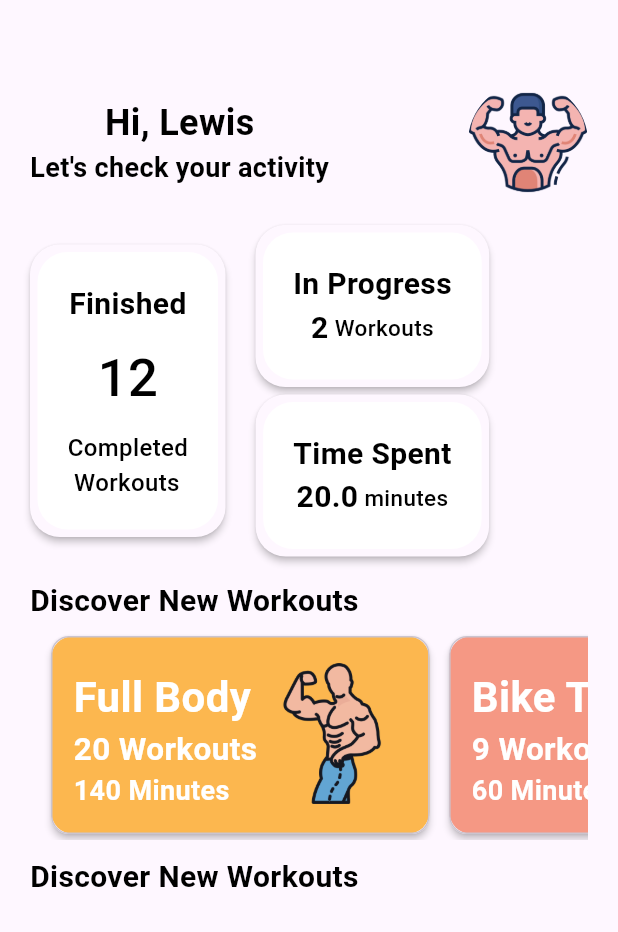
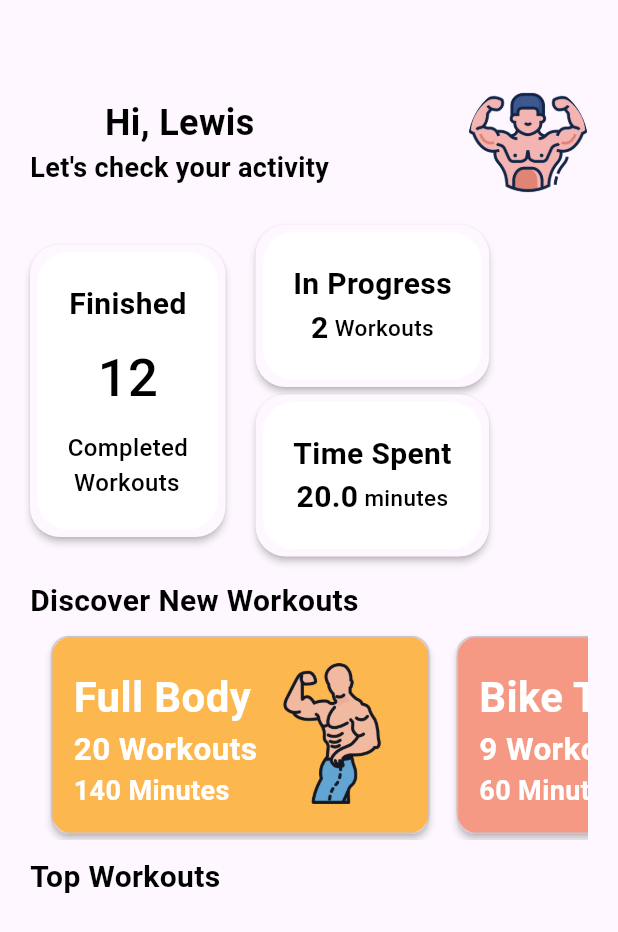
Before and after one commit to Leehon008/gym, a Flutter app: the screen it shows after launch, on a phone screen of 412 x 824 dp. Shown: the top 932 px of the screen. Run offline on Flutter 3.47's test engine with Material 3 defaults, Android fonts, the phone set to English and light mode, and no system bars.

Commit message:
feat: update the card to use dynamic text

```diff
--- a/lib/pages/home.dart
+++ b/lib/pages/home.dart
@@ -5,7 +5,38 @@ import 'package:hymns/services/stats_widget_card.dart';
 import 'package:hymns/services/support_widget.dart';
 
 class Home extends StatefulWidget {
-  const Home({super.key});
+  var workoutList = [
+    {
+      "headlineText": "Full Body",
+      "workouts": 20,
+      "minutes": 140,
+      "bgColor": Color(0xfffcb74f),
+      "imagePath": 'man.png',
+    },
+    {
+      "headlineText": "Bike Training",
+      "workouts": 9,
+      "minutes": 60,
+      "bgColor": Color(0xfff59884),
+      "imagePath": 'bike.png',
+    },
+    {
+      "headlineText": "Meditation",
+      "workouts": 8,
+      "minutes": 45,
+      "bgColor": Color(0xff9ad3bc),
+      "imagePath": 'meditate.png',
+    },
+    {
+      "headlineText": "Treadmill",
+      "workouts": 0000783,
+      "minutes": 23,
+      "bgColor": Color(0xff9bb7d4),
+      "imagePath": 'treadmill.png',
+    },
+  ];
+
+  Home({super.key});
 
   @override
   State<Home> createState() => _HomeState();
@@ -123,43 +154,22 @@ class _HomeState extends State<Home> {
                 scrollDirection: Axis.horizontal,
                 padding: EdgeInsets.symmetric(horizontal: 5.0),
                 children: [
-                  SizedBox(width: 5.0),
-                  SmallCardWidget(
-                    headlineText: "Full Body",
-                    workouts: 20,
-                    minutes: 140,
-                    bgColor: Color(0xfffcb74f),
-                    imagePath: 'man.png',
-                  ),
-                  SizedBox(width: 5.0),
-                  SmallCardWidget(
-                    headlineText: "Bike Training",
-                    workouts: 9,
-                    minutes: 60,
-                    bgColor: Color(0xfff59884),
-                    imagePath: 'bike.png',
-                  ),
-                  SizedBox(width: 5.0),
-                  SmallCardWidget(
-                    headlineText: "Meditation",
-                    workouts: 8,
-                    minutes: 45,
-                    bgColor: Color(0xff9ad3bc),
-                    imagePath: 'meditate.png',
-                  ),
-                  SizedBox(width: 5.0),
-                  SmallCardWidget(
-                    headlineText: "Treadmill",
-                    workouts: 3,
-                    minutes: 23,
-                    bgColor: Color(0xff9bb7d4),
-                    imagePath: 'treadmill.png',
-                  ),
+                  for (final workout in widget.workoutList) ...[
+                    SizedBox(width: 5.0),
+                    SmallCardWidget(
+                      headlineText: workout['headlineText'] as String,
+                      workouts: workout['workouts'] as int,
+                      minutes: workout['minutes'] as int,
+                      bgColor: workout['bgColor'] as Color,
+                      imagePath: workout['imagePath'] as String,
+                    ),
+                    SizedBox(width: 5.0),
+                  ],
                 ],
               ),
             ),
             SizedBox(height: 10.0),
-            SectionHeadLineText(headlineText: "Discover New Workouts"),
+            SectionHeadLineText(headlineText: "Top Workouts"),
             SizedBox(height: 5.0),
           ],
         ),
```
